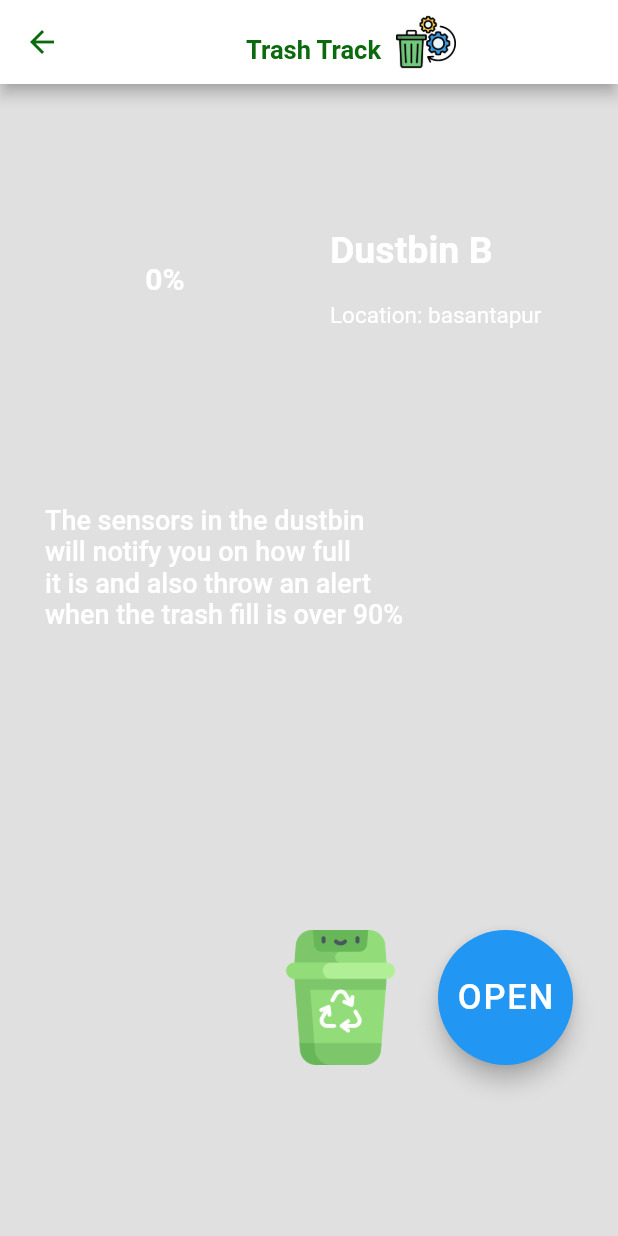
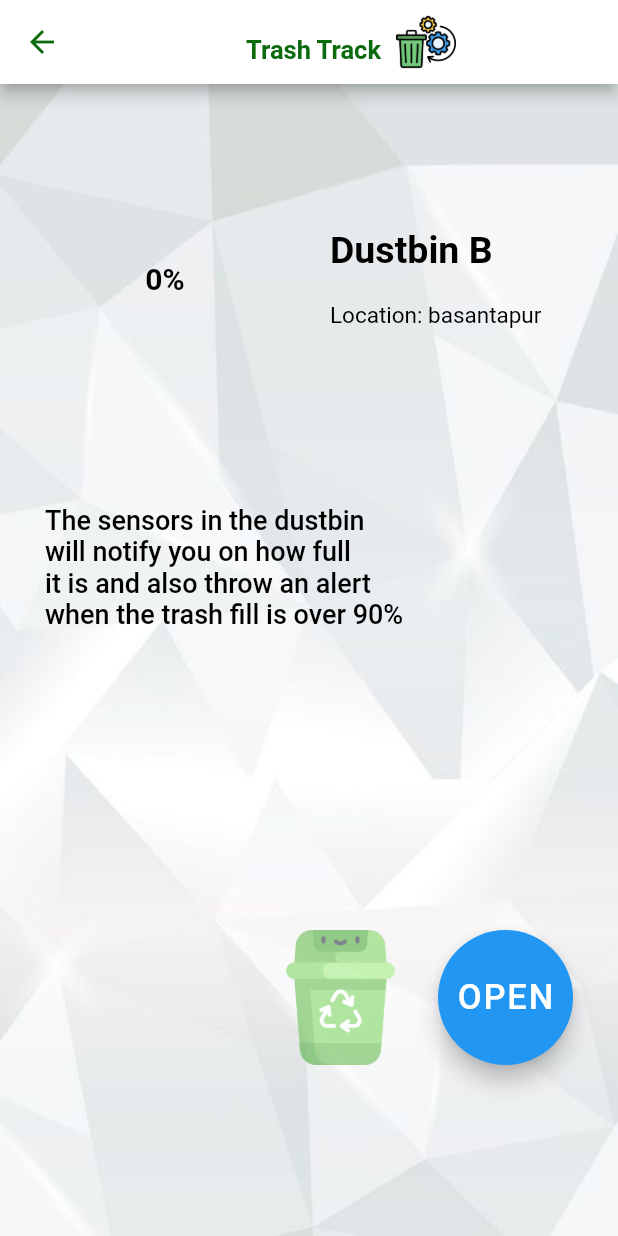
Before and after one commit to duktar210143/SmartWasteManagementSystem, a Flutter app: the dustbinpageB screen opened directly, on a phone screen of 412 x 824 dp. Run offline on Flutter 3.47's test engine with Material 2 defaults, Android fonts, the light colour scheme and no system bars; our stand-ins replace firebase_core, firebase_database, flutter_local_notifications, youtube_player_flutter; accounts and stored records are empty; network calls fail.

Commit message:
changed UI

```diff
--- a/lib/dustbinpageB.dart
+++ b/lib/dustbinpageB.dart
@@ -2,7 +2,6 @@ import 'package:flutter/material.dart';
 import 'package:firebase_database/firebase_database.dart';
 import 'package:flutter_local_notifications/flutter_local_notifications.dart';
 import 'motorControll.dart';
-
 
 Color darkBlueColor = Colors.black12;
 
@@ -14,7 +13,6 @@ class dustbinpageB extends StatefulWidget {
 }
 
 class _dustbinpageBState extends State<dustbinpageB> {
-
 // changing the state of dustbin from open to close and vice versa
   MotorControlScreen motorControlScreenInstance = MotorControlScreen();
   double progress = 0;
@@ -61,7 +59,14 @@ class _dustbinpageBState extends State<dustbinpageB> {
       backgroundColor: darkBlueColor,
       appBar: appbar(),
       // body
-      body: StreamBuilder<DatabaseEvent>(
+      body: Container(
+        decoration: const BoxDecoration(
+          image: DecorationImage(
+            image: AssetImage("assets/white.jpg"),
+            fit: BoxFit.fill,
+          ),
+        ),
+        child: StreamBuilder<DatabaseEvent>(
             stream: databaseRef.onValue,
             builder: (context, snapshot) {
               if (snapshot.hasData) {
@@ -87,7 +92,7 @@ class _dustbinpageBState extends State<dustbinpageB> {
                                 height: 160,
                                 width: 160,
                                 child: CircularProgressIndicator(
-                                color: Colors.white,
+                                  color: Colors.black,
                                   value: progress.toDouble() / 100,
                                   // Set the current progress value
                                   strokeWidth:
@@ -99,7 +104,7 @@ class _dustbinpageBState extends State<dustbinpageB> {
                                 style: TextStyle(
                                   fontSize: 20,
                                   fontWeight: FontWeight.bold,
-                                color: Colors.white,
+                                  color: Colors.black,
                                 ),
                               ),
                             ],
@@ -107,14 +112,14 @@ class _dustbinpageBState extends State<dustbinpageB> {
                           Padding(
                             padding: EdgeInsets.only(left: 30),
                             child: Title(
-                            color: Colors.white,
+                              color: Colors.black,
                               child: const Column(
                                 crossAxisAlignment: CrossAxisAlignment.start,
                                 children: [
                                   Text(
                                     "Dustbin B",
                                     style: TextStyle(
-                                      color: Colors.white,
+                                        color: Colors.black,
                                         fontSize: 25,
                                         fontWeight: FontWeight.bold),
                                   ),
@@ -124,7 +129,7 @@ class _dustbinpageBState extends State<dustbinpageB> {
                                   Text(
                                     "Location: basantapur",
                                     style: TextStyle(
-                                      color: Colors.white, fontSize: 15),
+                                        color: Colors.black, fontSize: 15),
                                   )
                                 ],
                               ),
@@ -159,7 +164,10 @@ class _dustbinpageBState extends State<dustbinpageB> {
                           Container(
                             height: 90,
                             width: 90,
+                            child: Opacity(
+                              opacity: 0.7,
                               child: Image.asset("assets/dustbinIcon.png"),
+                            ),
                           ),
                           SizedBox(
                             width: 20,
@@ -169,9 +177,10 @@ class _dustbinpageBState extends State<dustbinpageB> {
                             width: 90,
                             child: FloatingActionButton(
                               onPressed: toggleMotorState,
-                            backgroundColor: isMotorOpen ? Colors.blue:Colors.red,
+                              backgroundColor:
+                                  isMotorOpen ? Colors.blue : Colors.red,
                               child: Text(
-                              isMotorOpen ? "OPEN":"Close",
+                                isMotorOpen ? "OPEN" : "Close",
                                 style: TextStyle(fontSize: 23),
                               ),
                             ),
@@ -189,6 +198,7 @@ class _dustbinpageBState extends State<dustbinpageB> {
                 );
               }
             }),
+      ),
     );
   }
 
@@ -197,7 +207,7 @@ class _dustbinpageBState extends State<dustbinpageB> {
     return Text(
       text,
       style: TextStyle(
-          fontSize: 18, color: Colors.white, fontWeight: FontWeight.w500),
+          fontSize: 18, color: Colors.black, fontWeight: FontWeight.w500),
     );
   }
 
@@ -235,7 +245,7 @@ class _dustbinpageBState extends State<dustbinpageB> {
   Widget info_text(String text) {
     return Text(
       text,
-      style: TextStyle(fontSize: 18, color: Colors.white),
+      style: TextStyle(fontSize: 18, color: Colors.black),
     );
   }
 
--- a/lib/main.dart
+++ b/lib/main.dart
@@ -2,12 +2,6 @@ import 'package:firebase_core/firebase_core.dart';
 import 'package:flutter/material.dart';
 import 'package:flutter_local_notifications/flutter_local_notifications.dart';
 import 'package:smart_waste_management/dashboard.dart';
-import 'package:smart_waste_management/dustbinDetailPage.dart';
-import 'package:smart_waste_management/login.dart';
-import 'package:smart_waste_management/motorControll.dart';
-import 'package:smart_waste_management/new3.dart';
-
-import 'aboutUs.dart';
 import 'firebase_options.dart';
 import 'landingpage.dart';
 
```
Also changed, not shown: lib/dustbinDetailPage.dart (+14 -2 lines), assets/blackbg.jpeg (added), assets/darkgreenbg.jpeg (added), assets/greenbg.jpeg (added), assets/white.jpg (added). Lines whose indentation alone changed are shown as unchanged.
